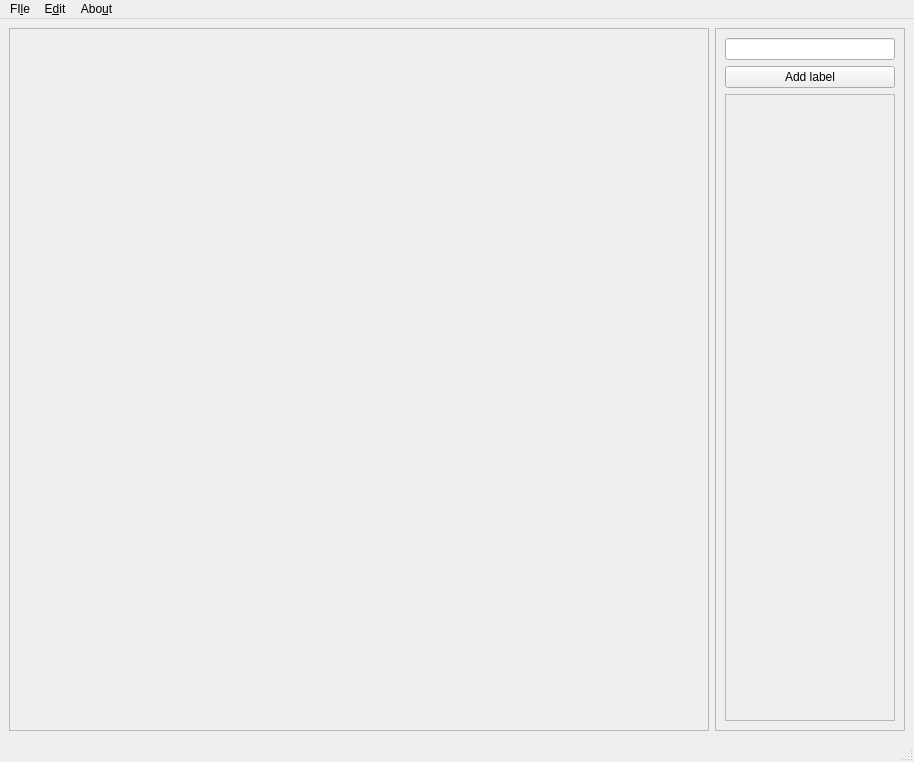
detrin/tkinter-photo-labelling, file mainwindow_simple.ui: the form before one commit.
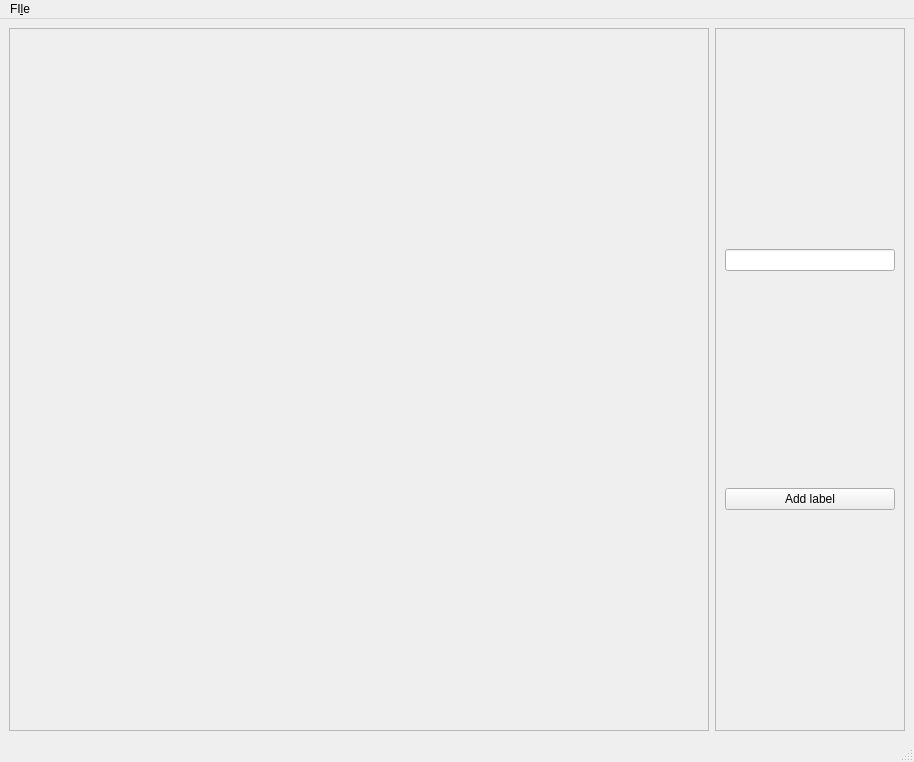
The form after the commit.

Commit message: Added: adding Labels in RightColumn

```diff
--- a/mainwindow_simple.ui
+++ b/mainwindow_simple.ui
@@ -62,23 +62,6 @@
          </property>
         </widget>
        </item>
-       <item>
-        <widget class="QScrollArea" name="LabelsArea">
-         <property name="widgetResizable">
-          <bool>true</bool>
-         </property>
-         <widget class="QWidget" name="scrollAreaWidgetContents_2">
-          <property name="geometry">
-           <rect>
-            <x>0</x>
-            <y>0</y>
-            <width>168</width>
-            <height>616</height>
-           </rect>
-          </property>
-         </widget>
-        </widget>
-       </item>
       </layout>
      </widget>
     </item>
@@ -103,24 +86,7 @@
     <addaction name="separator"/>
     <addaction name="actionExit"/>
    </widget>
-   <widget class="QMenu" name="menuEdit">
-    <property name="title">
-     <string>E&amp;dit</string>
-    </property>
-    <addaction name="actionUndo"/>
-    <addaction name="separator"/>
-    <addaction name="actionPreferences"/>
-   </widget>
-   <widget class="QMenu" name="menuAbout">
-    <property name="title">
-     <string>Abo&amp;ut</string>
-    </property>
-    <addaction name="actionHelp"/>
-    <addaction name="actionAbout"/>
-   </widget>
    <addaction name="menuFIle"/>
-   <addaction name="menuEdit"/>
-   <addaction name="menuAbout"/>
   </widget>
   <widget class="QStatusBar" name="statusbar"/>
   <action name="actionOpen_files">
```
Left out of the diff: 6 changed lines with no effect on the pictures. The commit also changes 9 other files.
